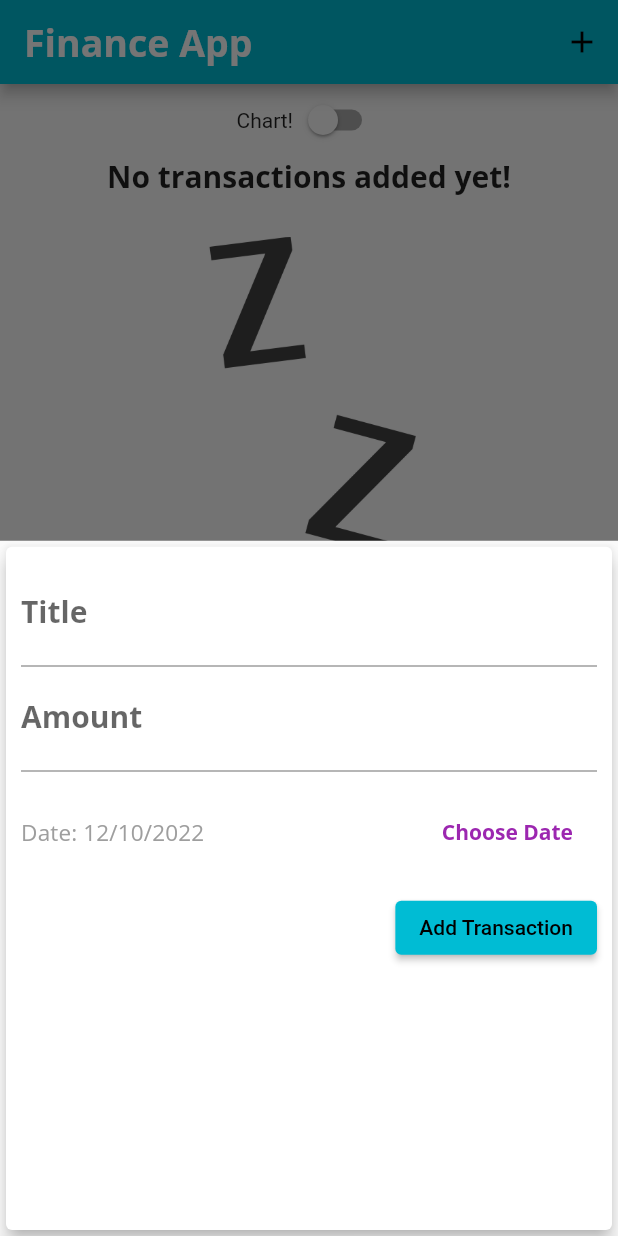
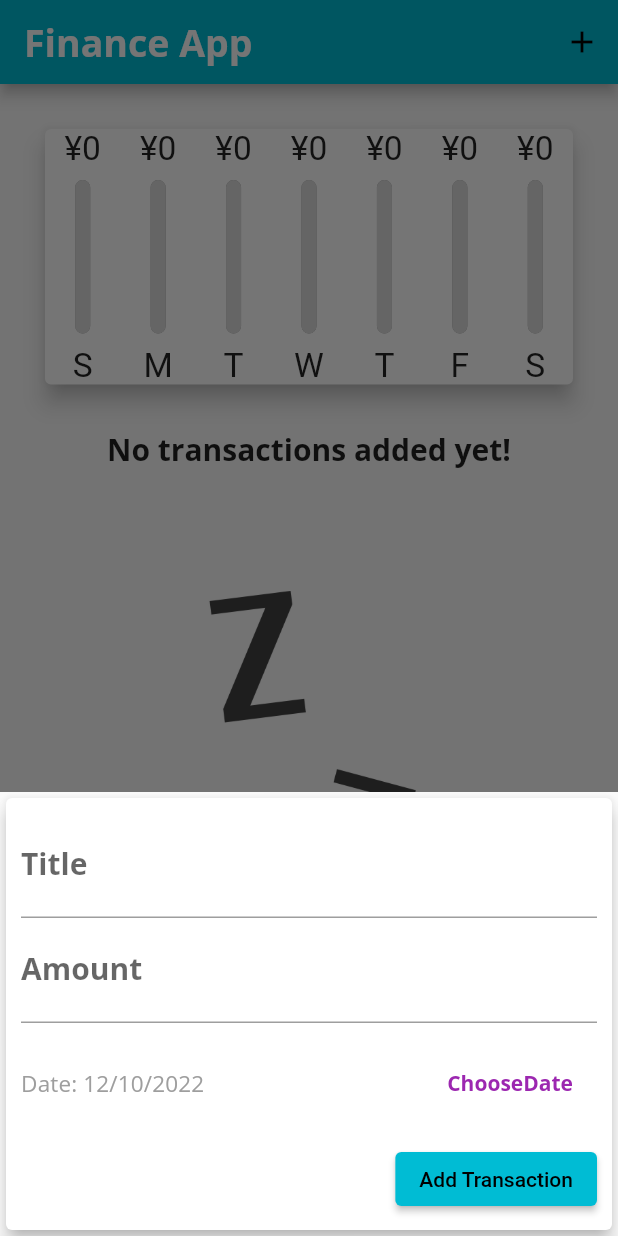
Before and after one commit to Shunsuke-Torus/Finance_app, a Flutter app: the screen it shows after launch, after a tap on the "add" icon, on a phone screen of 412 x 824 dp. Run offline on Flutter 3.47's test engine with Material 2 defaults, Android fonts, the phone set to English and light mode, and no system bars.

Commit message:
Add:ios_widget

```diff
--- a/lib/main.dart
+++ b/lib/main.dart
@@ -1,5 +1,9 @@
+import 'dart:io';
+
+import 'package:flutter/cupertino.dart';
 import 'package:flutter/material.dart';
 // import 'package:flutter/services.dart';
+
 import './widgets/transaction_list.dart';
 import './widgets/new_transaction.dart';
 import './models/transaction.dart';
@@ -154,9 +158,30 @@ class _MyHomePageState extends State<_MyHomePage> {
 
   @override
   Widget build(BuildContext context) {
-    final appBar = AppBar(
+    // 一度取得し1つのオブジェクトに保存することでビルドウィジェット全体で再利用する
+    // ビルドメソッド開始時に前もって取得することで新しい変数が早く効率よく作成される
+    final mediaQuery = MediaQuery.of(context);
+
+    // 縦横判定
+    final isLandscape = mediaQuery.orientation == Orientation.landscape;
+    final PreferredSizeWidget appBar = Platform.isIOS
+        ? CupertinoNavigationBar(
+            middle: Text(
+              "Finance App",
+            ),
+            trailing: Row(
+              mainAxisSize: MainAxisSize.min,
+              children: [
+                GestureDetector(
+                  child: Icon(CupertinoIcons.add),
+                  onTap: () => _startAddNewtransaction(context),
+                )
+              ],
+            ),
+          )
+        : AppBar(
             centerTitle: false,
-      title: const Text(
+            title: Text(
               "Finance App",
             ),
             actions: [
@@ -165,51 +190,82 @@ class _MyHomePageState extends State<_MyHomePage> {
                 icon: const Icon(Icons.add),
               ),
             ],
+          ) as PreferredSizeWidget;
+    final txListWidget = Container(
+      height: (mediaQuery.size.height -
+              appBar.preferredSize.height -
+              mediaQuery.padding.top) *
+          0.7,
+      child: TransactionList(
+        transactions: _userTransactions,
+        removeTransactions: _removeTransaction,
+      ),
     );
-    return Scaffold(
-      appBar: appBar,
-      body: SingleChildScrollView(
+    // print(appBar.preferredSize.height); flutter:44.0
+    final pageBody = SafeArea(
+      child: SingleChildScrollView(
         child: Column(
           crossAxisAlignment: CrossAxisAlignment.stretch,
           children: <Widget>[
+            if (isLandscape)
               Row(
                 mainAxisAlignment: MainAxisAlignment.center,
                 children: [
-                Text("Chart!"),
-                Switch(
+                  Text(
+                    "Show Chart!",
+                    style: Theme.of(context).textTheme.titleMedium,
+                  ),
+                  Switch.adaptive(
+                    activeColor: Theme.of(context).colorScheme.primary,
                     value: _showChart,
                     onChanged: (val) {
                       setState(() {
                         _showChart = val;
                       });
-                    }),
+                    },
+                  ),
                 ],
               ),
-            _showChart == true
+            if (!isLandscape)
+              Container(
+                height: (mediaQuery.size.height -
+                        appBar.preferredSize.height -
+                        mediaQuery.padding.top) *
+                    0.3,
+                child: Chart(
+                  recentTransactions: _recentTransactions,
+                ),
+              ),
+            if (!isLandscape) txListWidget,
+            if (isLandscape)
+              _showChart
                   ? Container(
-                    height: (MediaQuery.of(context).size.height -
+                      height: (mediaQuery.size.height -
                               appBar.preferredSize.height -
-                            MediaQuery.of(context).padding.top) *
+                              mediaQuery.padding.top) *
                           0.7,
                       child: Chart(
                         recentTransactions: _recentTransactions,
                       ),
                     )
-                : Container(
-                    height: (MediaQuery.of(context).size.height -
-                            appBar.preferredSize.height -
-                            MediaQuery.of(context).padding.top) *
-                        0.7,
-                    child: TransactionList(
-                      transactions: _userTransactions,
-                      removeTransactions: _removeTransaction,
-                    ),
-                  ),
+                  : txListWidget
           ],
         ),
       ),
+    );
+
+    return Platform.isIOS
+        ? CupertinoPageScaffold(
+            navigationBar: appBar as ObstructingPreferredSizeWidget,
+            child: pageBody,
+          )
+        : Scaffold(
+            appBar: appBar,
+            body: pageBody,
             // floatingActionButtonLocation: FloatingActionButtonLocation.centerFloat,
-      floatingActionButton: FloatingActionButton(
+            floatingActionButton: Platform.isIOS
+                ? Container()
+                : FloatingActionButton(
                     onPressed: () => _startAddNewtransaction(context),
                     child: const Icon(Icons.add),
                   ),
--- /dev/null
+++ b/lib/widgets/adaptive_Elevated_button.dart
@@ -0,0 +1,31 @@
+import 'dart:io';
+import 'package:flutter/cupertino.dart';
+import 'package:flutter/material.dart';
+
+class AdapativeElevatedButton extends StatelessWidget {
+  final String text;
+  var handler;
+  AdapativeElevatedButton({required this.text, this.handler});
+  @override
+  Widget build(BuildContext context) {
+    return Platform.isIOS
+        ? CupertinoButton(
+            child: Text(
+              text,
+              style: Theme.of(context).textTheme.bodyLarge,
+            ),
+            onPressed: handler)
+        : ElevatedButton(
+            onPressed: handler,
+            style: ElevatedButton.styleFrom(
+              elevation: 0,
+              backgroundColor: Colors.transparent,
+            ),
+            child: Text(
+              text,
+              style: Theme.of(context).textTheme.bodyLarge,
+              // style: TextStyle(color: Colors.amber),
+            ),
+          );
+  }
+}
--- a/lib/widgets/new_transaction.dart
+++ b/lib/widgets/new_transaction.dart
@@ -1,5 +1,9 @@
+import 'dart:io';
+import 'package:flutter/cupertino.dart';
 import 'package:flutter/material.dart';
 import 'package:intl/intl.dart';
+import 'package:intl/date_symbol_data_local.dart';
+import './adaptive_Elevated_button.dart';
 
 class NewTransaction extends StatefulWidget {
   NewTransaction({required this.addTx});
@@ -52,10 +56,19 @@ class _NewTransactionState extends State<NewTransaction> {
 
   @override
   Widget build(BuildContext context) {
-    return Card(
+    return SingleChildScrollView(
+      child: Card(
         elevation: 5,
         child: Container(
-        padding: const EdgeInsets.all(10),
+          padding: EdgeInsets.only(
+            top: 10,
+            left: 10,
+            right: 10,
+            // viewに追加して現れるもの(キーボード情報を得られる)
+            // Error コンテンツの重なり合いでエラーが生じトラカラーが表示される
+            // コンテンツが重ならないようにSingleChildScrollViewにてスクロールできるようにして回避する
+            bottom: MediaQuery.of(context).viewInsets.bottom + 10,
+          ),
           child: Column(
             crossAxisAlignment: CrossAxisAlignment.end,
             children: [
@@ -89,17 +102,9 @@ class _NewTransactionState extends State<NewTransaction> {
                         style: Theme.of(context).textTheme.titleSmall,
                       ),
                     ),
-                  ElevatedButton(
-                    onPressed: _presentDatePicker,
-                    style: ElevatedButton.styleFrom(
-                      elevation: 0,
-                      backgroundColor: Colors.transparent,
-                    ),
-                    child: Text(
-                      "Choose Date",
-                      style: Theme.of(context).textTheme.bodyLarge,
-                      // style: TextStyle(color: Colors.amber),
-                    ),
+                    AdapativeElevatedButton(
+                      text: "ChooseDate",
+                      handler: _presentDatePicker,
                     ),
                   ],
                 ),
@@ -113,6 +118,7 @@ class _NewTransactionState extends State<NewTransaction> {
             ],
           ),
         ),
+      ),
     );
   }
 }
--- a/lib/widgets/transaction_list.dart
+++ b/lib/widgets/transaction_list.dart
@@ -18,7 +18,7 @@ class TransactionList extends StatelessWidget {
                 return Column(
                   children: [
                     Container(
-                      height: constraints.maxHeight * 0.05,
+                      height: constraints.maxHeight * 0.15,
                       child: Text(
                         "No transactions added yet!",
                         style: Theme.of(context).textTheme.titleLarge,
@@ -74,12 +74,26 @@ class TransactionList extends StatelessWidget {
                       style: Theme.of(context).textTheme.titleSmall,
                     ),
                     // trailingウィジェットによってListTileの末尾に要素を追加しゴミ箱アイコン・ボタンを配置可能
-                    trailing: IconButton(
-                      icon: Icon(Icons.delete),
-                      onPressed: () =>
-                          removeTransactions(transactions[index].id),
-                      color: Theme.of(context).errorColor,
-                    ),
+                    trailing: MediaQuery.of(context).size.width > 460
+                        ? ElevatedButton.icon(
+                            onPressed: () =>
+                                removeTransactions(transactions[index].id),
+                            icon: Icon(Icons.delete),
+                            label: Text("Delete"),
+                            style: ButtonStyle(
+                              foregroundColor: MaterialStateProperty.all(
+                                  Theme.of(context).errorColor),
+                              backgroundColor: MaterialStateProperty.all(
+                                Colors.white,
+                              ),
+                            ),
+                          )
+                        : IconButton(
+                            icon: Icon(Icons.delete),
+                            onPressed: () =>
+                                removeTransactions(transactions[index].id),
+                            color: Theme.of(context).errorColor,
+                          ),
                   ),
                 );
               }),
```
Lines whose indentation alone changed are shown as unchanged.
